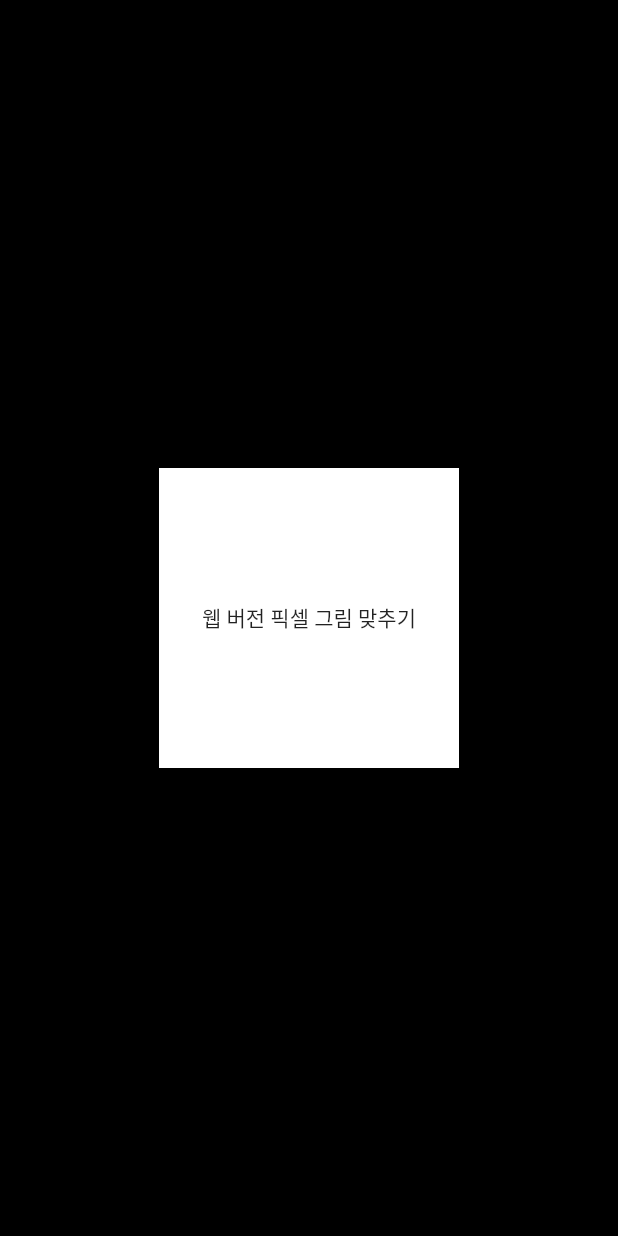
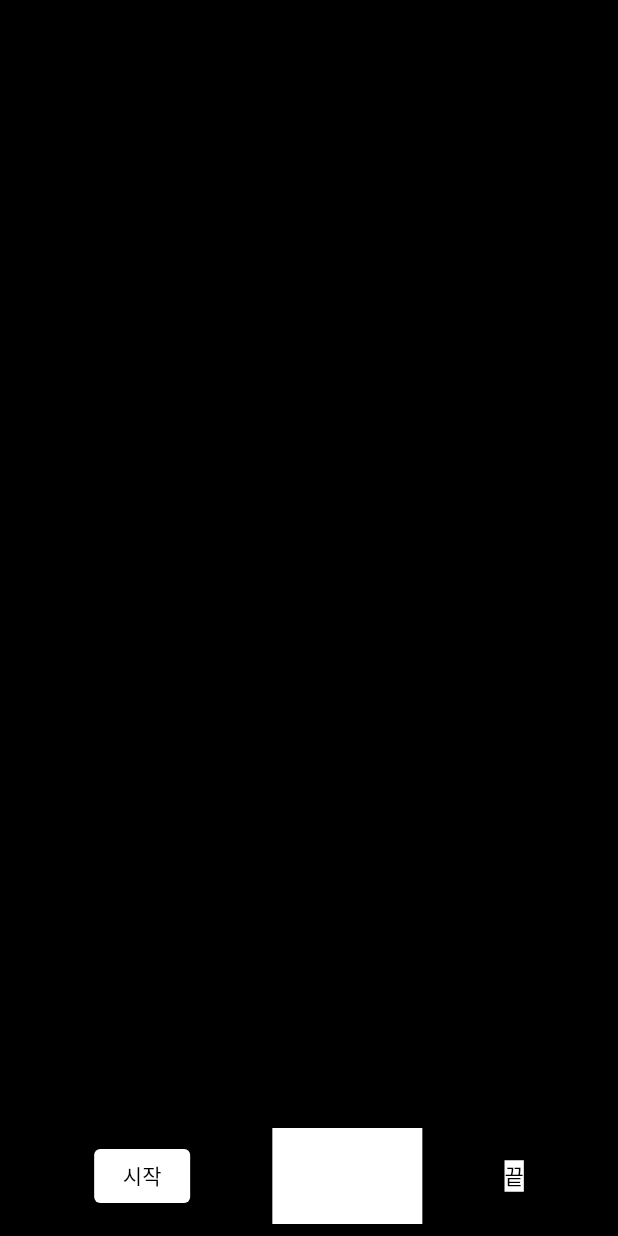
Before and after one commit to boring-km/pixel_match_web, a Flutter app: the screen it shows after launch, on a phone screen of 412 x 824 dp. Run offline on Flutter 3.47's test engine with Material 2 defaults, Android fonts, the phone set to English and light mode, and no system bars; our stand-ins replace file_picker, get.

Commit message:
이미지 불러오기 대 실 패

```diff
--- a/lib/presentation/play/play_view.dart
+++ b/lib/presentation/play/play_view.dart
@@ -1,6 +1,8 @@
 import 'package:flutter/material.dart';
 import 'package:get/get.dart';
 import 'package:pixel_match_web/presentation/play/play_view_model.dart';
+
+import 'image_painter.dart';
 
 class PlayView extends GetView<PlayViewModel> {
   const PlayView({Key? key}) : super(key: key);
@@ -10,15 +12,62 @@ class PlayView extends GetView<PlayViewModel> {
     return Scaffold(
       body: Container(
         color: Colors.black,
-        child: Center(
-          child: Container(
-            width: 200,
-            height: 200,
-            color: Colors.white,
-            child: const Center(
-              child: Text('웹 버전 픽셀 그림 맞추기'),
+        child: Stack(
+          children: [
+            Align(
+              alignment: Alignment.topLeft,
+              child: ImagePainter(
+                colors: controller.colors,
+                xCount: controller.pixelWidth,
+                yCount: controller.pixelHeight,
+              ),
             ),
-          ),
+            Align(
+              alignment: Alignment.bottomCenter,
+              child: Column(
+                mainAxisSize: MainAxisSize.min,
+                children: [
+                  Padding(
+                    padding: const EdgeInsets.all(8.0),
+                    child: SizedBox(
+                      height: 64,
+                      child: Row(
+                        mainAxisAlignment: MainAxisAlignment.spaceEvenly,
+                        children: [
+                          ElevatedButton(
+                            onPressed: controller.showBefore,
+                            style: ElevatedButton.styleFrom(primary: Colors.white),
+                            child: Text(
+                              controller.hasBeforeString(),
+                              style: const TextStyle(color: Colors.black),
+                            ),
+                          ),
+                          GestureDetector(
+                            onTap: () => controller.start(),
+                            child: Container(
+                              width: 100,
+                              height: 100,
+                              color: Colors.white,
+                            ),
+                          ),
+                          GestureDetector(
+                            onTap: controller.showNext,
+                            child: Container(
+                              color: Colors.white,
+                              child: Text(
+                                controller.hasNextString(),
+                                style: const TextStyle(color: Colors.black),
+                              ),
+                            ),
+                          ),
+                        ],
+                      ),
+                    ),
+                  ),
+                ],
+              ),
+            )
+          ],
         ),
       ),
     );
--- a/lib/presentation/play/play_view_model.dart
+++ b/lib/presentation/play/play_view_model.dart
@@ -1,5 +1,56 @@
+import 'package:flutter/material.dart';
 import 'package:get/get.dart';
+import 'package:image/image.dart' as lib;
+import 'package:pixel_match_web/data/get_divisors.dart';
+import 'package:pixel_match_web/data/image_use_case.dart';
 
 class PlayViewModel extends GetxController {
+  List<Color> colors = <Color>[];
+  List<int> _pixelWidthList = <int>[];
 
+  int pixelWidth = 1;
+  int pixelHeight = 1;
+  int _pixelIndex = 2;
+
+  late Future<lib.Image> image;
+
+
+  start() async {
+    image = ImageUseCase.getImageFrom();
+    pixelWidth = _initializeWidth(await image);
+    showPixels(pixelWidth);
+  }
+
+  int _initializeWidth(lib.Image image) {
+    int imageWidth = image.width;
+    _pixelWidthList = GetDivisors.by(imageWidth);
+    return _pixelWidthList[_pixelIndex] + 1;
+  }
+
+  showPixels(int selectedPixel) async {
+    pixelWidth = selectedPixel - 1;
+    colors = ImageUseCase.getPixelColors(await image, pixelWidth);
+    pixelHeight = ImageUseCase.getHeight(await image, pixelWidth);
+    Future.delayed(const Duration(milliseconds: 300), () => update());
+  }
+
+  bool hasNext() => _pixelIndex + 1 < _pixelWidthList.length;
+
+  bool hasBefore() => 2 < _pixelIndex;
+
+  String hasNextString() => hasNext() ? '다음' : '끝';
+
+  String hasBeforeString() => hasBefore() ? '이전' : '시작';
+
+  get showNext => () {
+    if (hasNext()) {
+      showPixels(_pixelWidthList[++_pixelIndex]);
+    }
+  };
+
+  get showBefore => () {
+    if (hasBefore()) {
+      showPixels(_pixelWidthList[--_pixelIndex]);
+    }
+  };
 }
--- a/pubspec.yaml
+++ b/pubspec.yaml
@@ -14,6 +14,9 @@ dependencies:
 
   cupertino_icons: ^1.0.2
   get: ^4.6.1
+  image: ^3.1.3
+  http:
+  file_picker: ^4.5.1
 
 dev_dependencies:
   flutter_test:
```
Also changed, not shown: lib/data/get_divisors.dart (added, +13 -0 lines), lib/data/image_use_case.dart (added, +40 -0 lines), lib/presentation/play/image_painter.dart (added, +83 -0 lines), lib/ui/colors.dart (added, +8 -0 lines), pubspec.lock.
